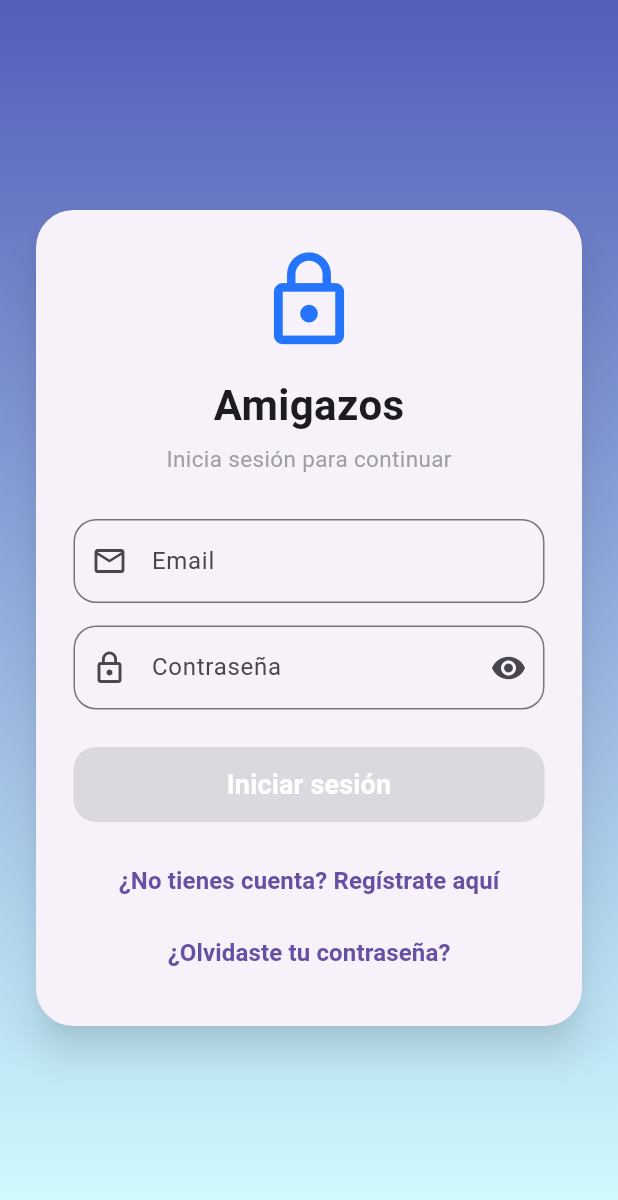
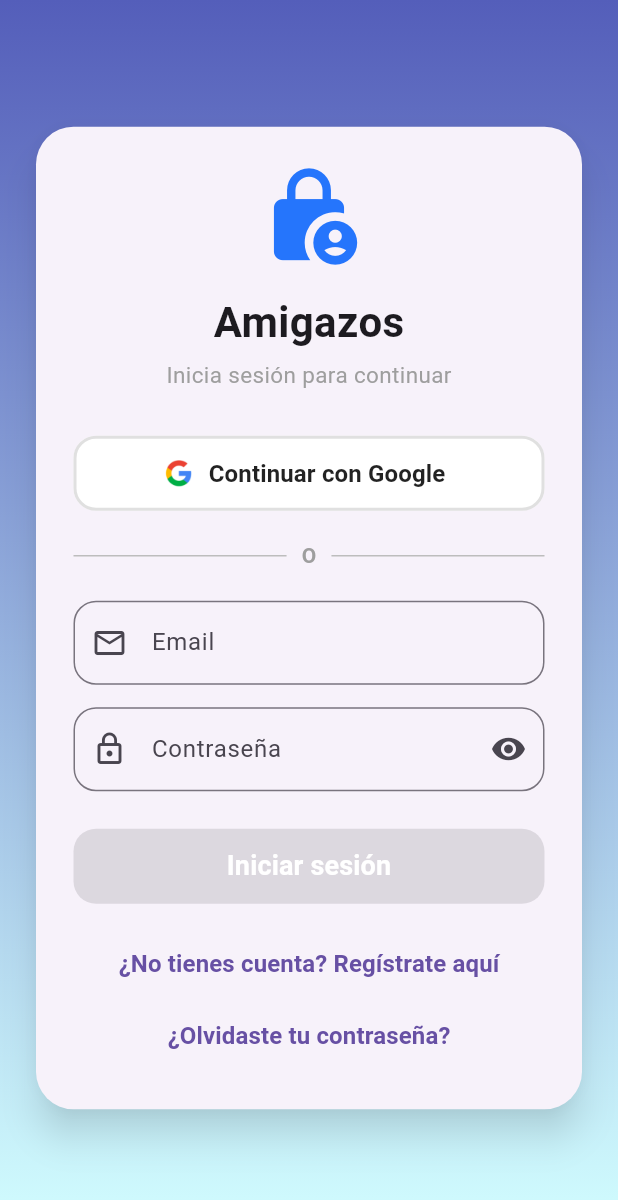
Before and after one commit to MauHerCab10/Amigazos_Android, a Flutter app: the screen it shows after launch, on a phone screen of 412 x 824 dp. Shown: the top 1200 px of the screen. Run offline on Flutter 3.47's test engine with Material 3 defaults, Android fonts, the phone set to English and light mode, and no system bars; our stand-ins replace app_links, cloud_firestore, firebase_auth, firebase_core, firebase_messaging, flutter_local_notifications and 2 more; accounts and stored records are empty.

Commit message:
autenticación con Google Sign-In (OAuth)

```diff
--- a/amigazos/lib/auth/login_page.dart
+++ b/amigazos/lib/auth/login_page.dart
@@ -1,5 +1,6 @@
 import 'package:flutter/material.dart';
 import 'package:firebase_auth/firebase_auth.dart';
+import 'package:google_sign_in/google_sign_in.dart';
 import 'forgot_password_page.dart';
 import 'register_page.dart';
 import '../home/amigazos_home.dart';
@@ -65,6 +66,7 @@ class _LoginPageState extends State<LoginPage> {
     });
 
     try {
+      //Autenticación TRADICIONAL (Email y Contraseña)
       //Intenta iniciar sesión en Firebase con el email y contraseña ingresados
       final credential = await FirebaseAuth.instance.signInWithEmailAndPassword(
         email: _emailController.text.trim(),
@@ -142,6 +144,68 @@ class _LoginPageState extends State<LoginPage> {
     }
   }
 
+  //Autenticación con GOOGLE Sign-In (OAuth)
+  // Método para crear usuario e iniciar sesión con el servicio de Google
+  Future<void> loginConGoogle() async {
+    setState(() {
+      cargando = true;
+      error = null;
+    });
+
+    try {
+      // Cerrar sesión de Google primero para forzar la selección de cuenta
+      await GoogleSignIn().signOut();
+
+      // Inicia el proceso de autenticación de Google
+      final GoogleSignInAccount? googleUser = await GoogleSignIn().signIn();
+
+      // Si el usuario cancela el login, no hacer nada
+      if (googleUser == null) {
+        setState(() {
+          cargando = false;
+        });
+        return;
+      }
+
+      // Obtiene los detalles de autenticación de Google
+      final GoogleSignInAuthentication googleAuth =
+          await googleUser.authentication;
+
+      // Crea las credenciales para Firebase
+      final credential = GoogleAuthProvider.credential(
+        accessToken: googleAuth.accessToken,
+        idToken: googleAuth.idToken,
+      );
+
+      // Inicia sesión en Firebase con las credenciales de Google
+      await FirebaseAuth.instance.signInWithCredential(credential);
+
+      // Redirige a la pantalla de inicio
+      if (mounted) {
+        Navigator.of(context).pushAndRemoveUntil(
+          MaterialPageRoute(builder: (context) => const AmigazosHome()),
+          (route) => false,
+        );
+      }
+    } on FirebaseAuthException catch (e) {
+      setState(() {
+        if (e.code == 'account-exists-with-different-credential') {
+          error = 'Ya existe una cuenta con este correo usando otro método';
+        } else {
+          error = 'Error al iniciar sesión con Google: ${e.message ?? e.code}';
+        }
+      });
+    } catch (e) {
+      setState(() {
+        error = 'Error al iniciar sesión con Google: $e';
+      });
+    } finally {
+      setState(() {
+        cargando = false;
+      });
+    }
+  }
+
   @override
   //Construcción de la UI de Login
   Widget build(BuildContext context) {
@@ -174,15 +238,16 @@ class _LoginPageState extends State<LoginPage> {
                 child: Column(
                   mainAxisSize: MainAxisSize.min,
                   children: [
-                    //Ícono de candado para representar la seguridad y autenticación de la pantalla de Login/Register
+                    //Ícono de candado para representar la seguridad y autenticación de la pantalla de Login/Register para con los usuarios
                     const Icon(
-                      Icons.lock_outline,
+                      Icons.lock_person, //supervised_user_circle_rounded
                       size: 70,
                       color: Color(0xFF2575FC),
                     ),
 
                     const SizedBox(height: 15),
 
+                    //Título principal de la pantalla de Login/Register
                     const Text(
                       "Amigazos",
                       style: TextStyle(
@@ -193,12 +258,64 @@ class _LoginPageState extends State<LoginPage> {
 
                     const SizedBox(height: 5),
 
+                    //Subtítulo de la pantalla de Login/Register
                     const Text(
                       "Inicia sesión para continuar",
                       style: TextStyle(fontSize: 15, color: Colors.grey),
                     ),
 
                     const SizedBox(height: 30),
+
+                    // Botón de Google Sign-In
+                    SizedBox(
+                      width: double.infinity,
+                      height: 50,
+                      child: OutlinedButton.icon(
+                        onPressed: cargando ? null : loginConGoogle,
+                        style: OutlinedButton.styleFrom(
+                          side: BorderSide(color: Colors.grey[300]!, width: 2),
+                          shape: RoundedRectangleBorder(
+                            borderRadius: BorderRadius.circular(15),
+                          ),
+                          backgroundColor: Colors.white,
+                        ),
+                        icon: Image.asset('assets/google_logo.png', height: 24),
+                        label: const Text(
+                          "Continuar con Google",
+                          style: TextStyle(
+                            fontSize: 16,
+                            fontWeight: FontWeight.bold,
+                            color: Colors.black87,
+                          ),
+                        ),
+                      ),
+                    ),
+
+                    const SizedBox(height: 20),
+
+                    // Separador "O"
+                    Row(
+                      children: [
+                        Expanded(
+                          child: Divider(thickness: 1, color: Colors.grey[400]),
+                        ),
+                        const Padding(
+                          padding: EdgeInsets.symmetric(horizontal: 10),
+                          child: Text(
+                            "O",
+                            style: TextStyle(
+                              color: Colors.grey,
+                              fontWeight: FontWeight.bold,
+                            ),
+                          ),
+                        ),
+                        Expanded(
+                          child: Divider(thickness: 1, color: Colors.grey[400]),
+                        ),
+                      ],
+                    ),
+
+                    const SizedBox(height: 20),
 
                     //Campo de "Email"
                     TextField(
@@ -292,7 +409,7 @@ class _LoginPageState extends State<LoginPage> {
                       ),
                     ),
 
-                    const SizedBox(height: 15),
+                    const SizedBox(height: 16),
 
                     //Enlace de registro, que al hacer click llama a la función register() para crear un nuevo usuario en Firebase
                     TextButton(
--- a/amigazos/pubspec.yaml
+++ b/amigazos/pubspec.yaml
@@ -39,6 +39,7 @@ dependencies:
   intl: ^0.20.2
   wakelock_plus: ^1.5.0
   firebase_auth: ^6.2.0
+  google_sign_in: ^6.2.2
   flutter_localizations:
     sdk: flutter
   app_links: ^7.0.0
@@ -70,7 +71,8 @@ flutter:
 
   # To add assets to your application, add an assets section, like this:
   assets:
-    - assets/icon.png
+    - assets/shark.png
+    - assets/google_logo.png
   #   - images/a_dot_burr.jpeg
   #   - images/a_dot_ham.jpeg
 
```
Also changed, not shown: amigazos/assets/google_logo.png (added), amigazos/assets/shark.png (renamed from amigazos/assets/icon.png), amigazos/pubspec.lock, 4 other files.
